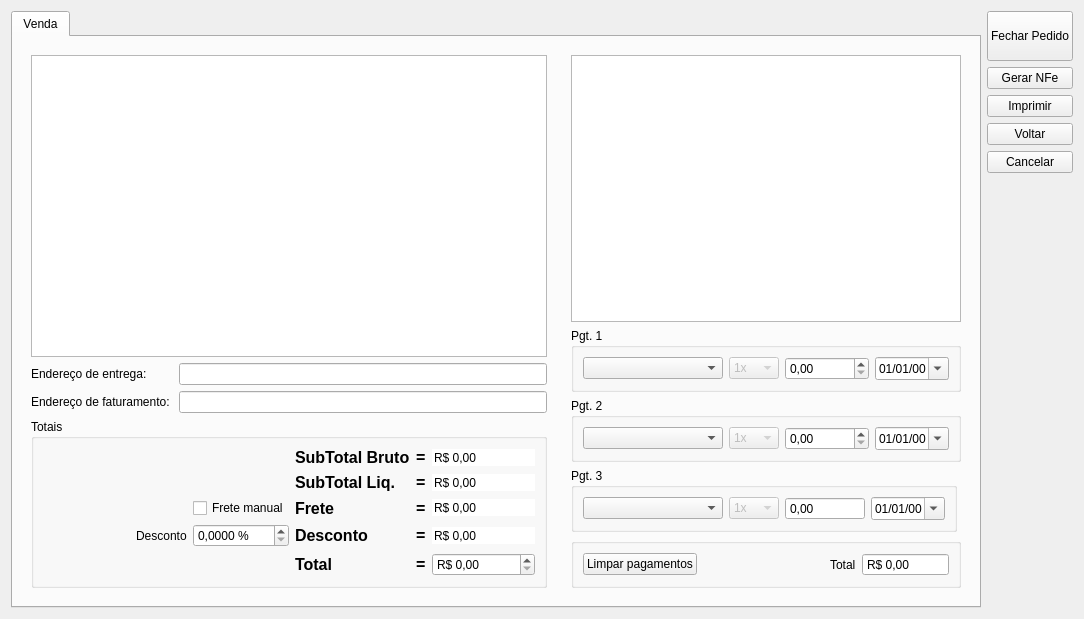
Qt form ui/venda.ui (lellisls/ERP-STACCATO) before a commit.
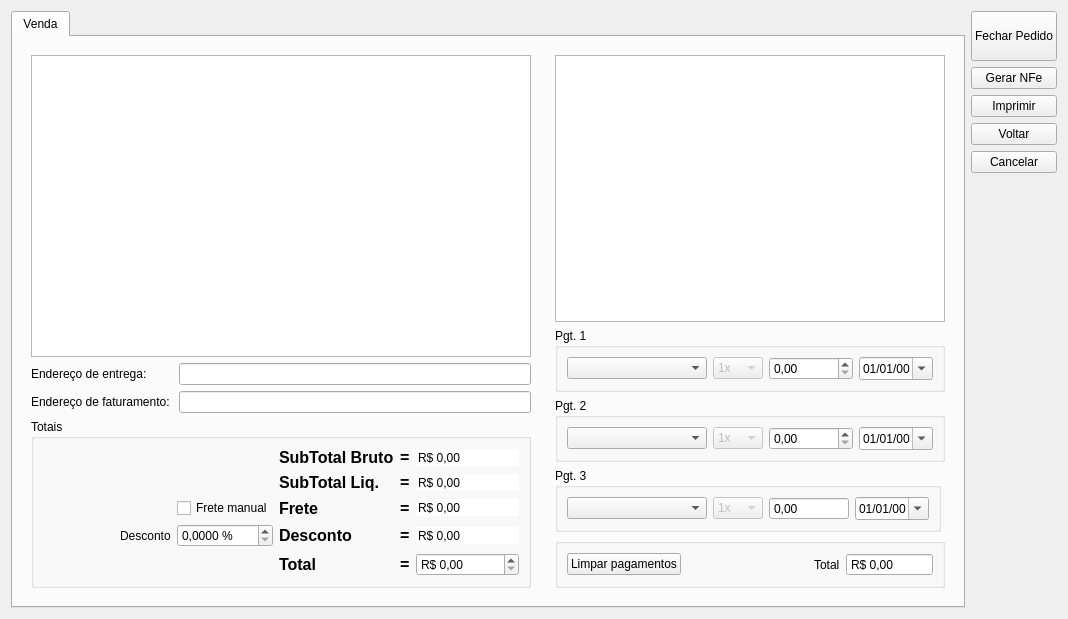
The same form after that commit. Custom widgets are drawn as their Qt base class.

Diff of the .ui file:
```diff
--- a/ui/venda.ui
+++ b/ui/venda.ui
@@ -6,8 +6,8 @@
    <rect>
     <x>0</x>
     <y>0</y>
-    <width>1084</width>
-    <height>619</height>
+    <width>1043</width>
+    <height>597</height>
    </rect>
   </property>
   <property name="windowTitle">
```
Left out of the diff: 2 changed lines with no effect on the pictures.
